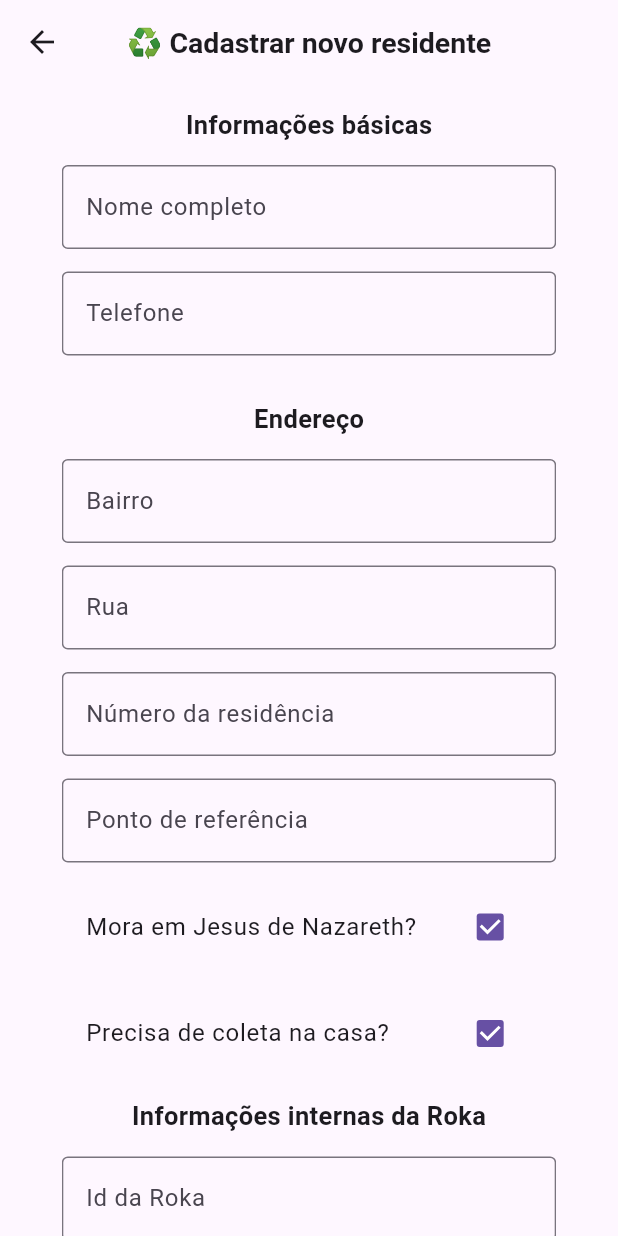
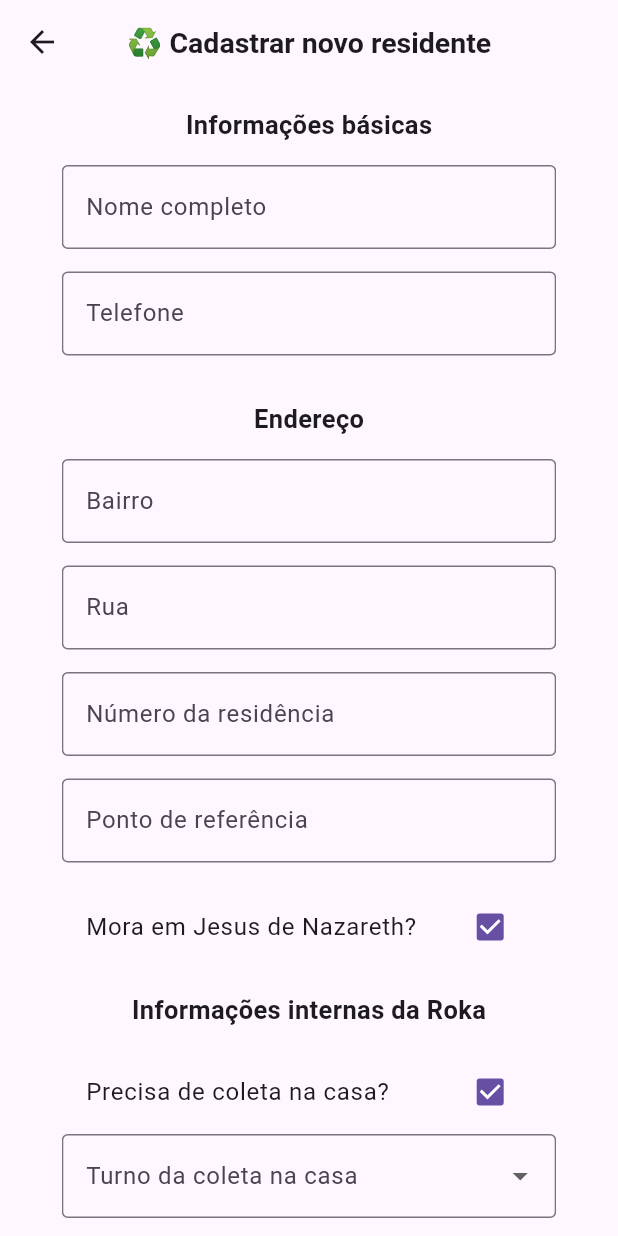
Before and after one commit to mateus-sartorio/roka-data-mobile-client, a Flutter app: the CreateResidentPage screen opened directly, after a tap on "Precisa de coleta na casa?", on a phone screen of 412 x 824 dp. Run offline on Flutter 3.47's test engine with Material 3 defaults, Android fonts, the phone set to English and light mode, and no system bars; our stand-ins replace flutter_animate, flutter_slidable, font_awesome_flutter, google_nav_bar, hive, hive_flutter and 2 more; accounts and stored records are empty; generated files the repository leaves out were written again; network calls fail.

Commit message:
Residents that need collect on the house can have the shift specified now

```diff
--- /dev/null
+++ b/lib/enums/shift.dart
@@ -0,0 +1,16 @@
+import 'package:hive_flutter/adapters.dart';
+
+part 'shift.g.dart';
+
+@HiveType(typeId: 6)
+enum Shift {
+  @HiveField(0)
+  morning(0),
+
+  @HiveField(1)
+  afternoon(1);
+
+  final int value;
+
+  const Shift(this.value);
+}
--- a/lib/enums/situation.dart
+++ b/lib/enums/situation.dart
@@ -2,7 +2,7 @@ import 'package:hive/hive.dart';
 
 part 'situation.g.dart';
 
-@HiveType(typeId: 3)
+@HiveType(typeId: 5)
 enum Situation {
   @HiveField(0)
   active,
--- a/lib/main.dart
+++ b/lib/main.dart
@@ -1,5 +1,6 @@
 import 'package:flutter/material.dart';
 import 'package:hive_flutter/adapters.dart';
+import 'package:mobile_client/enums/shift.dart';
 import 'package:mobile_client/enums/situation.dart';
 import 'package:mobile_client/models/collect.dart';
 import 'package:mobile_client/models/currency_handout.dart';
@@ -11,6 +12,7 @@ void main() async {
   await Hive.initFlutter();
 
   Hive.registerAdapter(SituationAdapter());
+  Hive.registerAdapter(ShiftAdapter());
   Hive.registerAdapter(CollectAdapter());
   Hive.registerAdapter(ResidentAdapter());
   Hive.registerAdapter(CurrencyHandoutAdapter());
--- a/lib/models/currency_handout.dart
+++ b/lib/models/currency_handout.dart
@@ -2,7 +2,7 @@ import 'package:hive/hive.dart';
 
 part 'currency_handout.g.dart';
 
-@HiveType(typeId: 4, adapterName: "CurrencyHandoutAdapter")
+@HiveType(typeId: 3, adapterName: "CurrencyHandoutAdapter")
 class CurrencyHandout extends HiveObject {
   @HiveField(0)
   int id;
--- a/lib/models/receipt.dart
+++ b/lib/models/receipt.dart
@@ -2,7 +2,7 @@ import 'package:hive/hive.dart';
 
 part 'receipt.g.dart';
 
-@HiveType(typeId: 5, adapterName: "ReceiptAdapter")
+@HiveType(typeId: 4, adapterName: "ReceiptAdapter")
 class Receipt extends HiveObject {
   @HiveField(0)
   int id;
--- a/lib/pages/create_resident_page.dart
+++ b/lib/pages/create_resident_page.dart
@@ -1,6 +1,8 @@
 import 'package:flutter/material.dart';
+import 'package:flutter/widgets.dart';
 import 'package:mobile_client/components/big_button_tile.dart';
 import 'package:mobile_client/data/database.dart';
+import 'package:mobile_client/enums/shift.dart';
 import 'package:mobile_client/enums/situation.dart';
 import 'package:mobile_client/modals/dialog_box.dart';
 import 'package:mobile_client/models/resident.dart';
@@ -32,8 +34,9 @@ class _CreateResidentPageState extends State<CreateResidentPage> {
   bool isOnWhatsappGroup = false;
   bool hasPlaque = false;
   bool needsCollectOnTheHouse = false;
+  Shift? selectedShift;
   String selectedSituation = "Ativo";
-  String _previousPhoneNumberString = "";
+  String previousPhoneNumberString = "";
 
   final TextEditingController _nameController = TextEditingController();
   final TextEditingController _neighborhoodController = TextEditingController();
@@ -69,6 +72,7 @@ class _CreateResidentPageState extends State<CreateResidentPage> {
 
       livesInJN = widget.resident?.livesInJN ?? false;
       needsCollectOnTheHouse = widget.resident?.needsCollectOnTheHouse ?? false;
+      selectedShift = widget.resident?.shiftForCollectionOnTheHouse;
 
       _referencePointController.text = widget.resident?.referencePoint ?? "";
       _phoneController.text = widget.resident?.phone ?? "";
@@ -126,7 +130,7 @@ class _CreateResidentPageState extends State<CreateResidentPage> {
   void onPhoneChange(String value) {
     String newValue = "";
 
-    if (value.length < _previousPhoneNumberString.length) {
+    if (value.length < previousPhoneNumberString.length) {
       newValue = value;
     } else if (value.length == 1) {
       newValue = "($value";
@@ -135,14 +139,14 @@ class _CreateResidentPageState extends State<CreateResidentPage> {
     } else if (value.length == 10) {
       newValue = "$value-";
     } else if (value.length > 15) {
-      newValue = _previousPhoneNumberString;
+      newValue = previousPhoneNumberString;
     } else {
       newValue = value;
     }
 
     setState(() {
       _phoneController.text = newValue;
-      _previousPhoneNumberString = newValue;
+      previousPhoneNumberString = newValue;
     });
   }
 
@@ -208,6 +212,9 @@ class _CreateResidentPageState extends State<CreateResidentPage> {
     } else if (!isNumberPattern.hasMatch(_houseNumberController.text)) {
       warnInvalidRegistrationData(
           "Formato inválido para o número da residência.");
+    } else if (needsCollectOnTheHouse == true && selectedShift == null) {
+      warnInvalidRegistrationData("Selecione um turno de coleta.");
+      return false;
     } else if (_rokaIdController.text.isNotEmpty &&
         !isNumberPattern.hasMatch(_rokaIdController.text)) {
       if (zeroPattern.hasMatch(_rokaIdController.text)) {
@@ -252,6 +259,10 @@ class _CreateResidentPageState extends State<CreateResidentPage> {
       situation = Situation.noContact;
     }
 
+    if (needsCollectOnTheHouse == false) {
+      selectedShift = null;
+    }
+
     Resident newResident = Resident(
         id: id,
         address:
@@ -273,6 +284,7 @@ class _CreateResidentPageState extends State<CreateResidentPage> {
         situation: situation,
         birthdate: selectedDate ?? DateTime.now(),
         needsCollectOnTheHouse: needsCollectOnTheHouse,
+        shiftForCollectionOnTheHouse: selectedShift,
         isNew: widget.resident?.isNew ?? isNewResident,
         isMarkedForRemoval: false,
         wasModified: isNewResident ? false : true,
@@ -584,6 +596,13 @@ class _CreateResidentPageState extends State<CreateResidentPage> {
                 const SizedBox(
                   height: 15,
                 ),
+                const Text(
+                  "Informações internas da Roka",
+                  style: TextStyle(fontWeight: FontWeight.bold, fontSize: 17),
+                ),
+                const SizedBox(
+                  height: 15,
+                ),
                 CheckboxListTile(
                   title: const Text("Precisa de coleta na casa?"),
                   value: needsCollectOnTheHouse,
@@ -591,12 +610,26 @@ class _CreateResidentPageState extends State<CreateResidentPage> {
                     needsCollectOnTheHouse = newValue ?? true;
                   }),
                 ),
-                const SizedBox(
-                  height: 15,
-                ),
-                const Text(
-                  "Informações internas da Roka",
-                  style: TextStyle(fontWeight: FontWeight.bold, fontSize: 17),
+                Visibility(
+                  visible: needsCollectOnTheHouse,
+                  child: DropdownButtonFormField<Shift>(
+                    decoration: const InputDecoration(
+                      border: OutlineInputBorder(),
+                      labelText: "Turno da coleta na casa",
+                    ),
+                    onChanged: (item) => selectedShift = item,
+                    value: selectedShift,
+                    items: const [
+                      DropdownMenuItem(
+                        value: Shift.morning,
+                        child: Text("Manhã"),
+                      ),
+                      DropdownMenuItem(
+                        value: Shift.afternoon,
+                        child: Text("Tarde"),
+                      ),
+                    ],
+                  ),
                 ),
                 const SizedBox(
                   height: 15,
--- a/pubspec.yaml
+++ b/pubspec.yaml
@@ -1,5 +1,5 @@
 name: mobile_client
-description: "A new Flutter project."
+description: "An App to manage data for Roka project."
 # The following line prevents the package from being accidentally published to
 # pub.dev using `flutter pub publish`. This is preferred for private packages.
 publish_to: 'none' # Remove this line if you wish to publish to pub.dev
```
Also changed, not shown: lib/data/database.dart (+20 -71 lines), lib/models/resident.dart (+38 -5 lines), lib/pages/residents_that_need_collect_in_the_house_page.dart (+43 -0 lines), lib/utils/enum_conversion/shift.dart (added, +12 -0 lines), lib/utils/resident_filter.dart (+13 -0 lines), lib/utils/residents/serialize.dart (added, +27 -0 lines), lib/enums/shift.g.dart, lib/enums/status_codes.dart (renamed from lib/data/status_codes.dart), lib/models/currency_handout.g.dart, lib/models/receipt.g.dart, lib/models/resident.g.dart, 1 other file.
